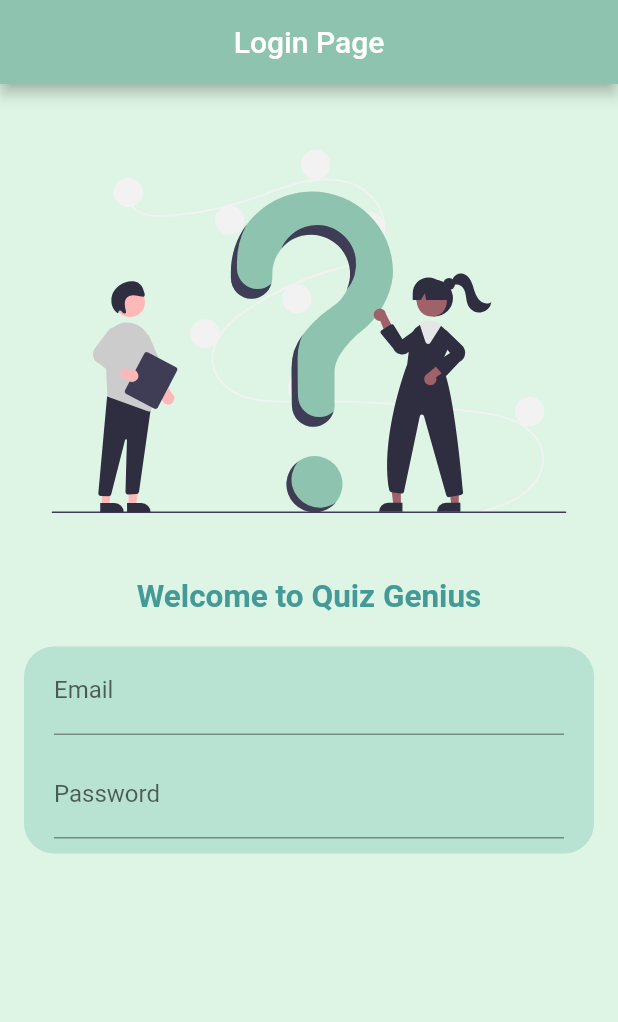
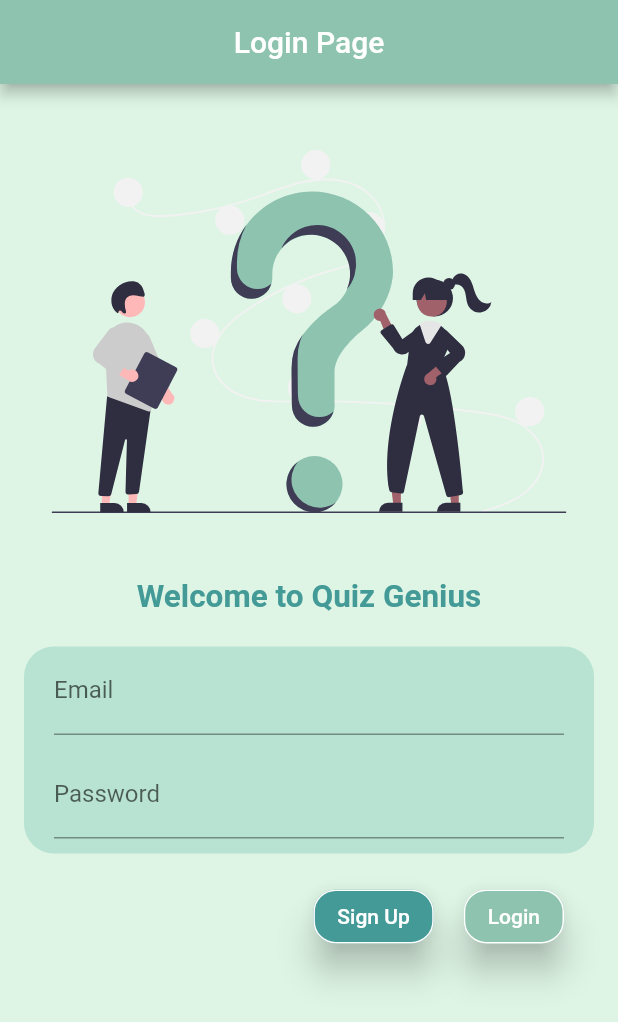
Before and after one commit to yagnik2411/Quiz-Genius, a Flutter app: the screen it shows after launch, on a phone screen of 412 x 824 dp. Shown: the top 1022 px of the screen. Run offline on Flutter 3.47's test engine with Material 2 defaults, Android fonts, the phone set to English and light mode, and no system bars; our stand-ins replace flutter_svg, google_fonts, velocity_x.

Commit message:
login page:finish

```diff
--- a/lib/main.dart
+++ b/lib/main.dart
@@ -1,6 +1,6 @@
 import 'package:flutter/material.dart';
 import 'package:quiz_genius/utils/my_route.dart';
-
+import 'package:google_fonts/google_fonts.dart';
 import 'pages/login_page.dart';
 
 void main() {
@@ -18,6 +18,7 @@ class MyApp extends StatelessWidget {
       themeMode: ThemeMode.light,
       theme: ThemeData(
         primarySwatch: Colors.deepPurple,
+        // fontFamily: GoogleFonts.poppins().fontFamily,
       ),
       darkTheme: ThemeData(
         brightness: Brightness.dark,
--- a/lib/pages/login_page.dart
+++ b/lib/pages/login_page.dart
@@ -12,7 +12,7 @@ class Login extends StatelessWidget {
       backgroundColor: MyColors.lightCyan,
       appBar: AppBar(
         backgroundColor: MyColors.mint,
-        title: Center(
+        title: const Center(
           child: Text(
             "Login Page",
             textAlign: TextAlign.center,
@@ -44,33 +44,31 @@ class Login extends StatelessWidget {
               height: 20,
             ),
             Container(
-              padding:  EdgeInsets.only(left: 20,right: 20,bottom: 10),
+              padding: const EdgeInsets.only(left: 20, right: 20, bottom: 10),
               decoration: BoxDecoration(
                   color: MyColors.elfGreen.withOpacity(0.6),
-                borderRadius: BorderRadius.only(
+                  borderRadius: const BorderRadius.only(
                     topLeft: Radius.circular(20),
                     topRight: Radius.circular(20),
-                )
-              ),
+                  )),
               child: TextFormField(
                 decoration: InputDecoration(
-
                   hintText: "eg: abcd@gmail.com",
-                  hintStyle: TextStyle(color: Colors.deepPurple.withOpacity(0.4),),
+                  hintStyle: TextStyle(
+                    color: Colors.deepPurple.withOpacity(0.4),
+                  ),
                   labelText: "Email",
                 ),
               ),
-
             ).px16(),
             Container(
-              padding: EdgeInsets.only(left: 20, right: 20, bottom: 10),
+              padding: const EdgeInsets.only(left: 20, right: 20, bottom: 10),
               decoration: BoxDecoration(
                   color: MyColors.elfGreen.withOpacity(0.6),
-                borderRadius: BorderRadius.only(
+                  borderRadius: const BorderRadius.only(
                     bottomLeft: Radius.circular(20),
                     bottomRight: Radius.circular(20),
-                )
-              ),
+                  )),
               child: TextFormField(
                 decoration: InputDecoration(
                   hintText: "eg: 123456",
@@ -81,6 +79,46 @@ class Login extends StatelessWidget {
                 ),
               ),
             ).px16(),
+            const SizedBox(
+              height: 10,
+            ),
+            ButtonBar(
+              children: [
+                ElevatedButton(
+                  onPressed: () {},
+                  style: ButtonStyle(
+                    backgroundColor:
+                        MaterialStateProperty.all(MyColors.malachite),
+                    elevation: MaterialStateProperty.all(10),
+                    side: MaterialStateProperty.all(
+                        const BorderSide(color: Colors.white)),
+                    shape: MaterialStateProperty.all(
+                      RoundedRectangleBorder(
+                        borderRadius: BorderRadius.circular(15),
+                      ),
+                    ),
+                  ),
+                  child:  const Text("Sign Up"),
+                ),
+                ElevatedButton(
+                        onPressed: () {},
+                        style: ButtonStyle(
+                    backgroundColor:
+                        MaterialStateProperty.all(MyColors.mint),
+                    elevation: MaterialStateProperty.all(10),
+                    side: MaterialStateProperty.all(
+                        const BorderSide(color: Colors.white)),
+                    shape: MaterialStateProperty.all(
+                      RoundedRectangleBorder(
+                        borderRadius: BorderRadius.circular(15),
+                      ),
+                    ),
+                  ),
+                        child: const Text("Login"),
+                )
+                    .px12(),
+              ],
+            ).px16()
           ],
         ),
       ),
--- a/pubspec.yaml
+++ b/pubspec.yaml
@@ -37,6 +37,7 @@ dependencies:
   cupertino_icons: ^1.0.2
   velocity_x: ^4.1.0
   flutter_svg: ^2.0.6
+  google_fonts: ^5.0.0
 
 dev_dependencies:
   flutter_test:
```
Also changed, not shown: pubspec.lock, 1 other file. Lines whose indentation alone changed are shown as unchanged.
